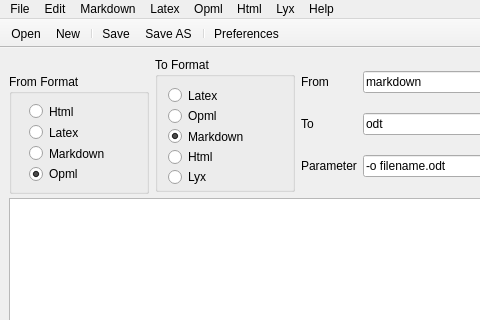
This is source/gui/panconvert_gui.ui in apaeffgen/PanConvert as Qt 5 draws it before an edit; both pictures show x 0 to 480 and y 0 to 320 of the 710 by 579 pixel window. The edited form follows.
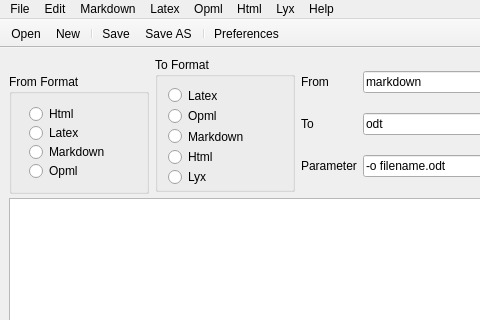
This is the edited form. Icons and pictures are not drawn.

Patch:
```diff
--- a/source/gui/panconvert_gui.ui
+++ b/source/gui/panconvert_gui.ui
@@ -59,32 +59,41 @@
       <property name="title">
        <string>From Format</string>
       </property>
-      <widget class="QWidget" name="layoutWidget">
-       <property name="geometry">
-        <rect>
-         <x>20</x>
-         <y>30</y>
-         <width>92</width>
-         <height>77</height>
-        </rect>
-       </property>
-       <layout class="QGridLayout" name="gridLayout_3">
-        <item row="0" column="0">
          <widget class="QRadioButton" name="ButtonFromHtml">
+       <property name="geometry">
+        <rect>
+         <x>20</x>
+         <y>30</y>
+         <width>56</width>
+         <height>20</height>
+        </rect>
+       </property>
           <property name="text">
            <string>Html</string>
           </property>
          </widget>
-        </item>
-        <item row="1" column="0">
          <widget class="QRadioButton" name="ButtonFromLatex">
+       <property name="geometry">
+        <rect>
+         <x>20</x>
+         <y>49</y>
+         <width>60</width>
+         <height>20</height>
+        </rect>
+       </property>
           <property name="text">
            <string>Latex</string>
           </property>
          </widget>
-        </item>
-        <item row="2" column="0">
          <widget class="QRadioButton" name="ButtonFromMarkdown">
+       <property name="geometry">
+        <rect>
+         <x>20</x>
+         <y>68</y>
+         <width>91</width>
+         <height>20</height>
+        </rect>
+       </property>
           <property name="text">
            <string>Markdown</string>
           </property>
@@ -92,9 +101,15 @@
            <bool>false</bool>
           </property>
          </widget>
-        </item>
-        <item row="3" column="0">
          <widget class="QRadioButton" name="ButtonFromOpml">
+       <property name="geometry">
+        <rect>
+         <x>20</x>
+         <y>87</y>
+         <width>60</width>
+         <height>20</height>
+        </rect>
+       </property>
           <property name="text">
            <string>Opml</string>
           </property>
@@ -102,11 +117,8 @@
            <bool>true</bool>
           </property>
           <property name="checked">
-           <bool>true</bool>
-          </property>
-         </widget>
-        </item>
-       </layout>
+        <bool>false</bool>
+       </property>
       </widget>
      </widget>
     </item>
@@ -160,7 +172,7 @@
            <bool>true</bool>
           </property>
           <property name="checked">
-           <bool>true</bool>
+           <bool>false</bool>
           </property>
          </widget>
         </item>
```
Lines whose indentation alone changed are shown as unchanged.
